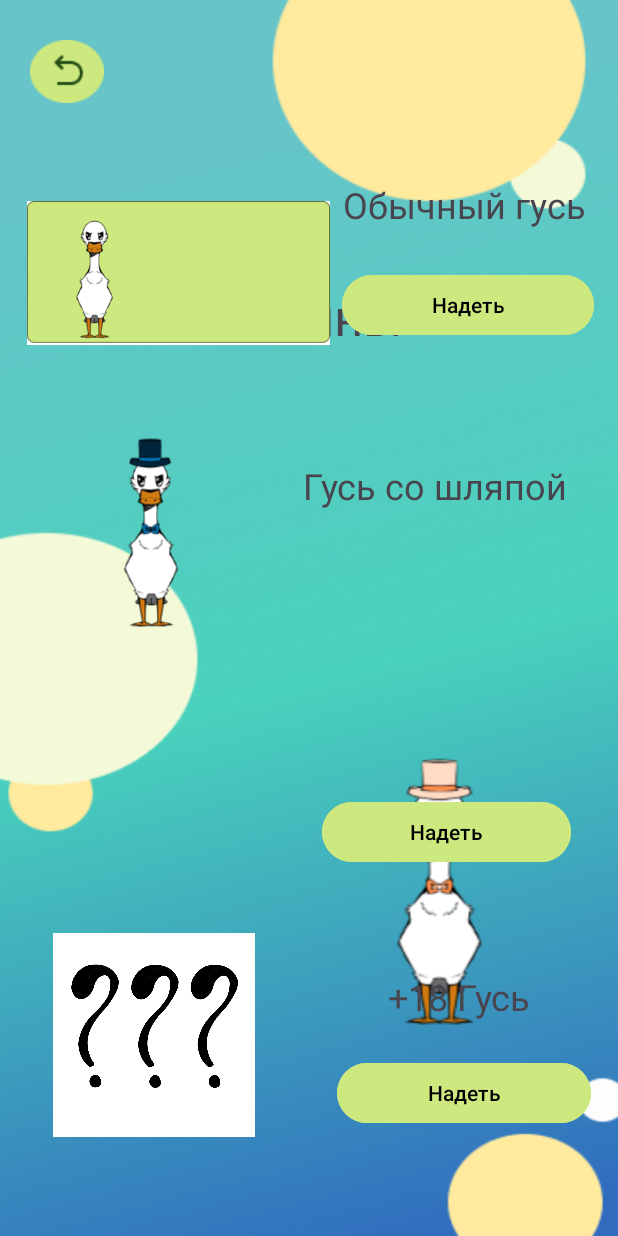
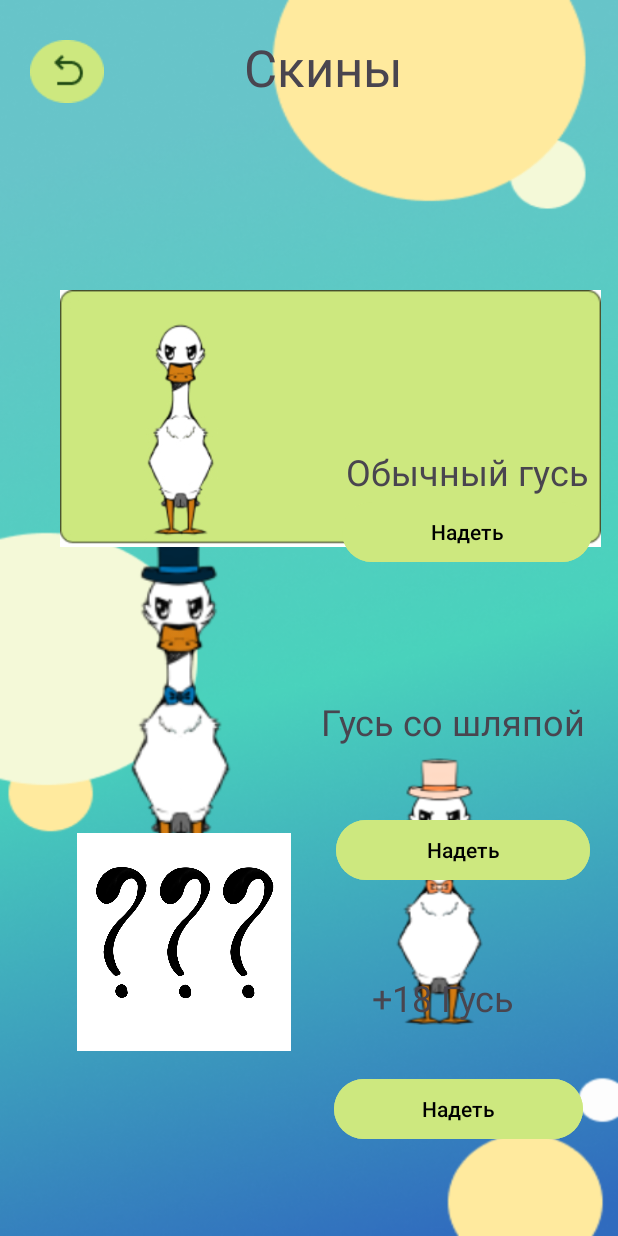
Before and after one commit to LikaKlen/Pocket_goose, an Android app: the layout activity_2.xml on its own in the app's theme, with its tools: preview values and no code run, on a phone screen of 412 x 824 dp. Run offline under Robolectric (Android 15) with nearby library versions, the light colour scheme and no system bars; Roboto replaces fonts that are not available here.

Commit message:
upgrade4

```diff
--- a/app/src/main/res/layout/activity_2.xml
+++ b/app/src/main/res/layout/activity_2.xml
@@ -5,6 +5,7 @@
     android:layout_width="match_parent"
     android:layout_height="match_parent"
     android:background="@drawable/skinfon"
+    android:visibility="visible"
     tools:context=".Activity2">
 
     <ImageButton
@@ -13,52 +14,103 @@
         android:layout_height="48dp"
         android:layout_alignParentStart="true"
         android:layout_alignParentTop="true"
+        android:layout_gravity="bottom"
         android:layout_marginStart="20dp"
         android:layout_marginTop="23dp"
         android:background="@null"
-        android:src="@drawable/resource__"
-        android:layout_gravity="bottom"
-        />
+        android:src="@drawable/resource__" />
 
     <TextView
         android:layout_width="114dp"
         android:layout_height="46dp"
+        android:layout_alignParentTop="true"
         android:layout_alignParentEnd="true"
         android:layout_alignParentBottom="true"
         android:layout_centerHorizontal="true"
+        android:layout_marginTop="22dp"
         android:layout_marginEnd="135dp"
         android:layout_marginBottom="590dp"
         android:text="Скины"
         android:textSize="34sp"
         app:layout_constraintBottom_toBottomOf="parent"
         app:layout_constraintEnd_toEndOf="parent"
+
         app:layout_constraintStart_toStartOf="parent"
         app:layout_constraintTop_toTopOf="parent"
-
         tools:visibility="visible" />
 
     <ImageView
         android:id="@+id/imageView2"
-        android:layout_width="139dp"
-        android:layout_height="140dp"
+        android:layout_width="wrap_content"
+        android:layout_height="126dp"
         android:layout_alignParentStart="true"
         android:layout_alignParentTop="true"
-        android:layout_marginStart="32dp"
-        android:layout_marginTop="285dp"
-        tools:srcCompat="@drawable/goosewithhat"
+        android:layout_alignParentEnd="true"
+        android:layout_alignParentBottom="true"
+        android:layout_marginStart="52dp"
 
-        />
+        android:layout_marginTop="323dp"
+        android:layout_marginEnd="220dp"
+        android:layout_marginBottom="210dp"
+        android:src="@drawable/goosewithhat" />
 
     <ImageView
         android:id="@+id/imageView3"
-        android:layout_width="165dp"
-        android:layout_height="136dp"
+        android:layout_width="wrap_content"
+        android:layout_height="109dp"
         android:layout_alignParentStart="true"
+        android:layout_alignParentTop="true"
+        android:layout_alignParentEnd="true"
         android:layout_alignParentBottom="true"
-        android:layout_marginStart="20dp"
-        android:layout_marginBottom="66dp"
-        tools:srcCompat="@drawable/questions"
-        android:layout_gravity="bottom"/>
+        android:layout_gravity="bottom"
+        android:layout_marginStart="51dp"
+        android:layout_marginTop="491dp"
+        android:layout_marginEnd="218dp"
+        android:layout_marginBottom="59dp"
+        android:src="@drawable/questions" />
+
+    <ImageView
+        android:id="@+id/imageView"
+        android:layout_width="359dp"
+        android:layout_height="169dp"
+        android:layout_alignParentStart="true"
+        android:layout_alignParentTop="true"
+        android:layout_alignParentEnd="true"
+
+        android:layout_alignParentBottom="true"
+        android:layout_centerHorizontal="true"
+        android:layout_marginStart="40dp"
+        android:layout_marginTop="112dp"
+        android:layout_marginEnd="11dp"
+        android:layout_marginBottom="378dp"
+        android:src="@drawable/group_2" />
+
+    <RelativeLayout
+        android:layout_width="wrap_content"
+        android:layout_height="658dp"
+        android:layout_alignParentStart="true"
+        android:layout_alignParentTop="true"
+        android:layout_alignParentEnd="true"
+        android:layout_alignParentBottom="true"
+        android:layout_centerInParent="true"
+        android:layout_marginStart="0dp"
+        android:layout_marginTop="-2dp"
+        android:layout_marginEnd="1dp"
+        android:layout_marginBottom="5dp"
+        android:visibility="visible">
+
+        <Button
+            android:id="@+id/button6"
+            android:layout_width="169dp"
+            android:layout_height="wrap_content"
+            android:layout_alignParentEnd="true"
+            android:layout_alignParentBottom="true"
+            android:layout_gravity="bottom"
+            android:layout_marginEnd="17dp"
+            android:layout_marginBottom="228dp"
+            android:backgroundTint="@color/Color_Button"
+            android:text="Надеть"
+            android:textColor="@color/black" />
 
         <Button
             android:id="@+id/button5"
@@ -67,76 +119,21 @@
             android:layout_alignParentEnd="true"
             android:layout_alignParentBottom="true"
             android:layout_gravity="bottom"
-        android:layout_marginEnd="31dp"
-        android:layout_marginBottom="245dp"
+            android:layout_marginEnd="22dp"
+            android:layout_marginBottom="55dp"
             android:backgroundTint="@color/Color_Button"
             android:text="Надеть"
             android:textColor="@color/black" />
-
-    <Button
-        android:id="@+id/button6"
-        android:layout_width="169dp"
-        android:layout_height="wrap_content"
-        android:layout_alignParentEnd="true"
-        android:layout_alignParentBottom="true"
-        android:layout_gravity="bottom"
-        android:layout_marginEnd="18dp"
-        android:layout_marginBottom="71dp"
-        android:backgroundTint="@color/Color_Button"
-        android:text="Надеть"
-        android:textColor="@color/black" />
-
-    <Button
-        android:id="@+id/button4"
-        android:layout_width="168dp"
-        android:layout_height="wrap_content"
-        android:layout_alignParentStart="true"
-        android:layout_alignParentTop="true"
-        android:layout_marginStart="228dp"
-        android:layout_marginTop="179dp"
-        android:backgroundTint="@color/Color_Button"
-        android:text="Надеть"
-        android:textColor="@color/black"
-        android:textColorHighlight="@color/Color_Button"
-        android:textColorLink="@color/Color_Button"
-        android:textCursorDrawable="@color/Color_Button"
-
-        />
-
-    <ImageView
-        android:id="@+id/imageView"
-        android:layout_width="202dp"
-        android:layout_height="161dp"
-        android:layout_alignParentStart="true"
-        android:layout_alignParentTop="true"
-        android:layout_centerHorizontal="true"
-        android:layout_marginStart="18dp"
-        android:layout_marginTop="101dp"
-        tools:srcCompat="@drawable/group_2"
-
-        />
-
-    <TextView
-        android:id="@+id/textView2"
-        android:layout_width="wrap_content"
-        android:layout_height="wrap_content"
-        android:layout_alignParentTop="true"
-        android:layout_alignParentEnd="true"
-        android:layout_centerHorizontal="true"
-        android:layout_marginTop="120dp"
-        android:layout_marginEnd="21dp"
-        android:text="Обычный гусь"
-        android:textSize="24sp" />
 
         <TextView
             android:id="@+id/textView3"
             android:layout_width="wrap_content"
             android:layout_height="wrap_content"
-        android:layout_alignParentTop="true"
             android:layout_alignParentEnd="true"
-        android:layout_centerVertical="true"
+            android:layout_alignParentBottom="true"
             android:layout_marginTop="307dp"
-        android:layout_marginEnd="33dp"
+            android:layout_marginEnd="20dp"
+            android:layout_marginBottom="321dp"
             android:text="Гусь со шляпой"
             android:textSize="24sp" />
 
@@ -146,10 +143,42 @@
             android:layout_height="wrap_content"
             android:layout_alignParentEnd="true"
             android:layout_alignParentBottom="true"
-        android:layout_marginEnd="58dp"
-        android:layout_marginBottom="143dp"
+            android:layout_marginEnd="67dp"
+            android:layout_marginBottom="137dp"
             android:text="+18 Гусь"
             android:textSize="24sp" />
 
+        <Button
+            android:id="@+id/button4"
+            android:layout_width="168dp"
+            android:layout_height="wrap_content"
+            android:layout_alignParentEnd="true"
+            android:layout_alignParentBottom="true"
+            android:layout_marginStart="228dp"
+            android:layout_marginTop="179dp"
+            android:layout_marginEnd="16dp"
+            android:layout_marginBottom="440dp"
+            android:backgroundTint="@color/Color_Button"
+            android:text="Надеть"
+
+            android:textColor="@color/black"
+            android:textColorHighlight="@color/Color_Button"
+            android:textColorLink="@color/Color_Button"
+            android:textCursorDrawable="@color/Color_Button" />
+
+        <TextView
+            android:id="@+id/textView2"
+            android:layout_width="wrap_content"
+            android:layout_height="wrap_content"
+            android:layout_alignParentEnd="true"
+            android:layout_alignParentBottom="true"
+            android:layout_marginTop="120dp"
+            android:layout_marginEnd="18dp"
+            android:layout_marginBottom="488dp"
+            android:text="Обычный гусь"
+            android:textSize="24sp" />
 
     </RelativeLayout>
+
+
+</RelativeLayout>
--- a/app/src/main/res/values/styles.xml
+++ b/app/src/main/res/values/styles.xml
@@ -5,9 +5,7 @@
         <item name="android:windowIsTranslucent">true</item>
         <item name="android:windowBackground">@android:color/transparent</item>
         <item name="android:windowContentOverlay">@null</item>
-        <item name="android:windowNoTitle">true</item>
-        <item name="android:windowIsFloating">true</item>
-        <item name="android:backgroundDimEnabled">false</item>
+        <item name="android:colorBackgroundCacheHint">@null</item>
     </style>
 
 </resources>
```
Lines whose indentation alone changed are shown as unchanged.
